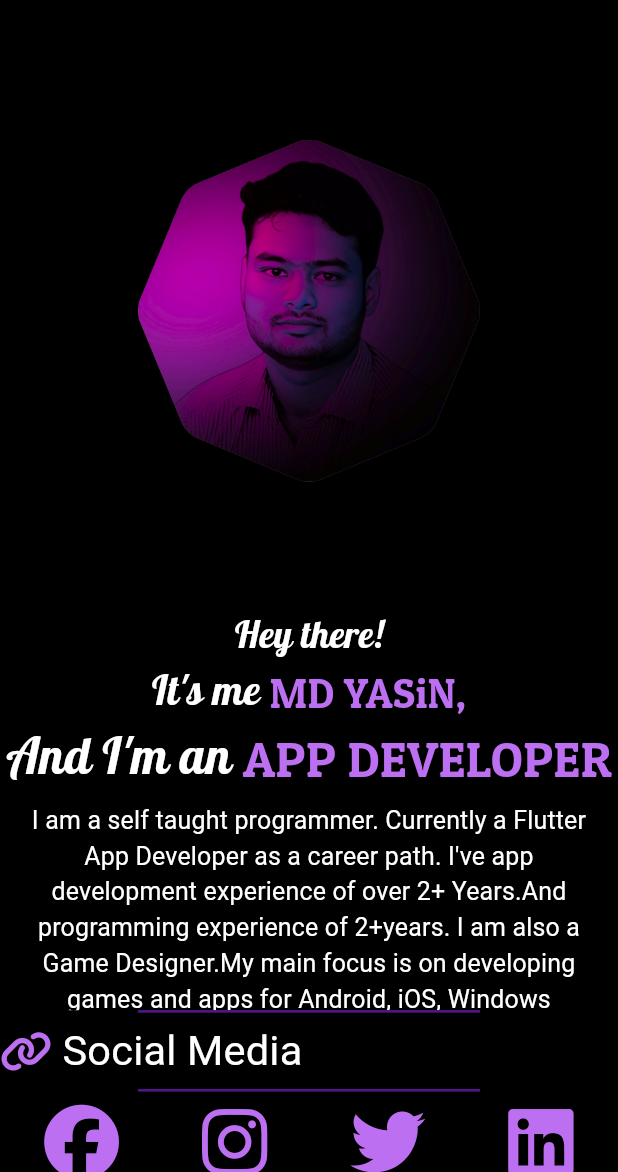
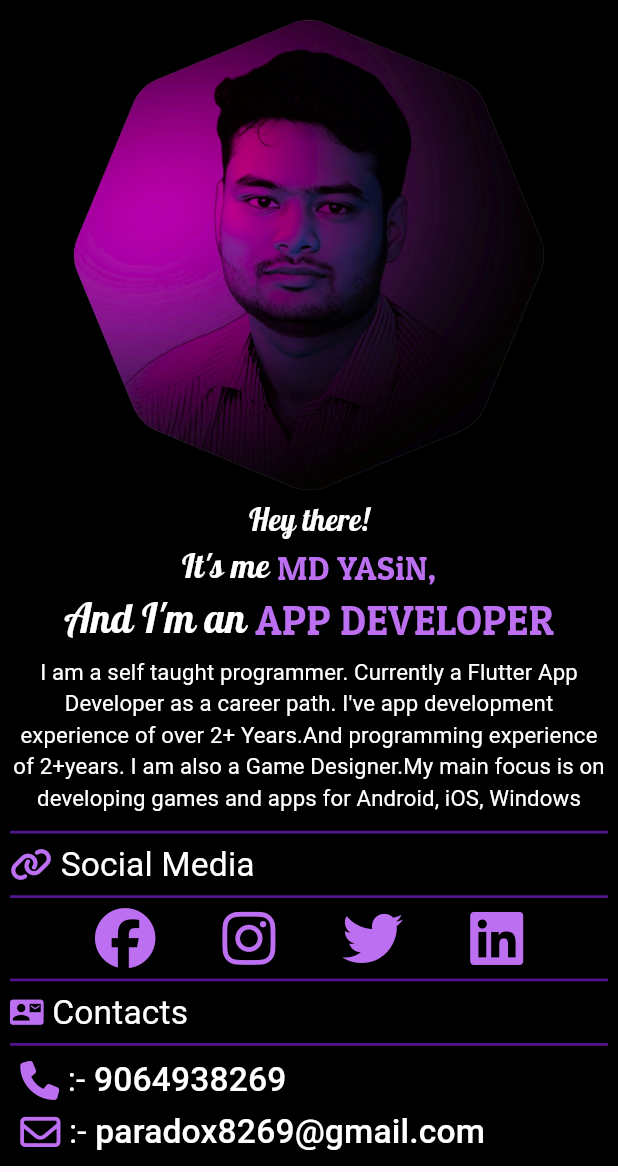
Before and after one commit to yasin9064/yasin_bio, a Flutter app: the TabletHome screen opened directly, on a phone screen of 412 x 824 dp, the part 64-1236 px from its top. Run offline on Flutter 3.47's test engine with Material 3 defaults, Android fonts, the light colour scheme and no system bars; our stand-ins replace font_awesome_flutter, gap, percent_indicator.

Commit message:
some changes in home

```diff
--- a/lib/Home/TabletHome/TabletHome.dart
+++ b/lib/Home/TabletHome/TabletHome.dart
@@ -1,7 +1,9 @@
-// ignore_for_file: prefer_const_constructors, use_key_in_widget_constructors, file_names, prefer_const_literals_to_create_immutables, avoid_unnecessary_containers
+// ignore_for_file: prefer_const_constructors, use_key_in_widget_constructors, file_names, prefer_const_literals_to_create_immutables, avoid_unnecessary_containers, deprecated_member_use, sized_box_for_whitespace
 
 import 'package:flutter/material.dart';
 import 'package:font_awesome_flutter/font_awesome_flutter.dart';
+import 'package:gap/gap.dart';
+import 'package:url_launcher/url_launcher.dart';
 import 'package:yasin_bio/Resources/Colors.dart';
 
 class TabletHome extends StatelessWidget {
@@ -16,24 +18,17 @@ class TabletHome extends StatelessWidget {
         ),
       ),
       body: Container(
-        child: Column(
-          children: [
-            Expanded(
-              child: Container(
-                width: screenWidth,
+        width: 899,
         color: Colors.black,
         child: SingleChildScrollView(
           child: FittedBox(
             child: Column(
               mainAxisAlignment: MainAxisAlignment.start,
               children: [
-                        SizedBox(
-                            width: screenWidth,
+                Container(
                     height: 700,
                     child: Image.asset("assets/images/Yasin.png")),
-                        SizedBox(
-                          height: 10,
-                        ),
+                Gap(15),
                 Text(
                   "Hey there!",
                   style: TextStyle(
@@ -77,26 +72,27 @@ class TabletHome extends StatelessWidget {
                     ),
                   ],
                 ),
-                        SizedBox(
-                          height: 10,
-                        ),
-                        SizedBox(
+                Gap(10),
+                Container(
+                  width: 890,
                   height: 250,
-                            width: 700,
                   child: Text(
                     "I am a self taught programmer. Currently a Flutter App Developer as a career path. I've app development experience of over 2+ Years.And programming experience of 2+years. I am also a Game Designer.My main focus is on developing games and apps for Android, iOS, Windows",
                     style: TextStyle(
-                                  fontSize: 30, color: Colors.white),
+                        fontSize: 33, color: Colors.white),
                     textAlign: TextAlign.center,
-                            )),
+                  ),
+                ),
+                Gap(10),
                 Container(
-                          width: screenWidth,
-                          height: 3,
+                  width: 890,
+                  height: 4,
                   color: deepPurple,
                 ),
-                        Padding(
-                          padding: const EdgeInsets.only(
-                              top: 10, bottom: 10, right: 380),
+                Container(
+                  width: 890,
+                  margin: EdgeInsets.only(
+                      top: 10, bottom: 10),
                   child: Row(
                     children: [
                       FaIcon(
@@ -113,8 +109,8 @@ class TabletHome extends StatelessWidget {
                   ),
                 ),
                 Container(
-                          width: screenWidth,
-                          height: 3,
+                  width: 890,
+                  height: 4,
                   color: deepPurple,
                 ),
                 Padding(
@@ -122,7 +118,14 @@ class TabletHome extends StatelessWidget {
                   child: Row(
                     children: [
                       InkWell(
-                                onTap: () {},
+                        onTap: () async {
+                        const url =
+                            "https://www.facebook.com/profile.php?id=100022811236943";
+
+                        if (await canLaunch(url)) {
+                          await launch(url);
+                        }
+                      },
                         child: FaIcon(
                           FontAwesomeIcons.facebook,
                           color: purple,
@@ -132,7 +135,14 @@ class TabletHome extends StatelessWidget {
                       Padding(
                         padding: const EdgeInsets.only(left: 100),
                         child: InkWell(
-                                  onTap: () {},
+                          onTap: () async {
+                          const url =
+                              "https://www.instagram.com/_lord_paradox_";
+
+                          if (await canLaunch(url)) {
+                            await launch(url);
+                          }
+                        },
                           child: FaIcon(
                             FontAwesomeIcons.instagram,
                             color: purple,
@@ -143,7 +153,13 @@ class TabletHome extends StatelessWidget {
                       Padding(
                         padding: const EdgeInsets.only(left: 100),
                         child: InkWell(
-                                  onTap: () {},
+                          onTap: () async {
+                          const url = "https://twitter.com/paradox8269";
+
+                          if (await canLaunch(url)) {
+                            await launch(url);
+                          }
+                        },
                           child: FaIcon(
                             FontAwesomeIcons.twitter,
                             color: purple,
@@ -154,7 +170,14 @@ class TabletHome extends StatelessWidget {
                       Padding(
                         padding: const EdgeInsets.only(left: 100),
                         child: InkWell(
-                                  onTap: () {},
+                          onTap: () async {
+                          const url =
+                              "https://www.linkedin.com/in/md-yasin-0bb037297?utm_source=share&utm_campaign=share_via&utm_content=profile&utm_medium=android_app";
+
+                          if (await canLaunch(url)) {
+                            await launch(url);
+                          }
+                        },
                           child: FaIcon(
                             FontAwesomeIcons.linkedin,
                             color: purple,
@@ -166,13 +189,14 @@ class TabletHome extends StatelessWidget {
                   ),
                 ),
                 Container(
-                          width: screenWidth,
-                          height: 3,
+                  width: 890,
+                  height: 4,
                   color: deepPurple,
                 ),
-                        Padding(
-                          padding: const EdgeInsets.only(
-                              top: 10, bottom: 10, right: 470),
+                Container(
+                  width: 890,
+                  margin: EdgeInsets.only(
+                    top: 10, bottom: 10),
                   child: Row(
                     children: [
                       Icon(
@@ -189,17 +213,18 @@ class TabletHome extends StatelessWidget {
                   ),
                 ),
                 Container(
-                          width: screenWidth,
-                          height: 3,
+                  width: 890,
+                  height: 4,
                   color: deepPurple,
                 ),
-                        Padding(
-                          padding: const EdgeInsets.only(top: 15, right: 290),
+                Container(
+                  width: 890,
+                  margin: EdgeInsets.only(top: 15, left: 30),
                   child: Row(
                     mainAxisAlignment: MainAxisAlignment.start,
                     children: [
                       FaIcon(FontAwesomeIcons.phone,
-                                  color: purple, size: 50),
+                          color: purple, size: 58),
                       Text(" :- ",
                           style: TextStyle(
                               color: Colors.white, fontSize: 50)),
@@ -211,8 +236,9 @@ class TabletHome extends StatelessWidget {
                     ],
                   ),
                 ),
-                        Padding(
-                          padding: const EdgeInsets.only(top: 5, bottom: 15),
+                Container(
+                  margin: EdgeInsets.only(left:30, top: 5, bottom: 15),
+                  width: 890,
                   child: Row(
                     mainAxisAlignment: MainAxisAlignment.start,
                     children: [
@@ -234,10 +260,6 @@ class TabletHome extends StatelessWidget {
           ),
         ),
       ),
-            )
-          ],
-        ),
-      ),
     );
   }
 }
--- a/pubspec.yaml
+++ b/pubspec.yaml
@@ -42,6 +42,7 @@ dependencies:
   provider: ^6.1.1
   gap: ^3.0.1
   flutter_vector_icons: ^2.0.0
+  url_launcher: ^6.2.2
 
 dev_dependencies:
   flutter_test:
```
Also changed, not shown: lib/Home/DesktopHome/DesktopHome.dart (+33 -5 lines), lib/Home/MobileHome/MobileHome.dart (+68 -39 lines), pubspec.lock, 11 other files. Lines whose indentation alone changed are shown as unchanged.
